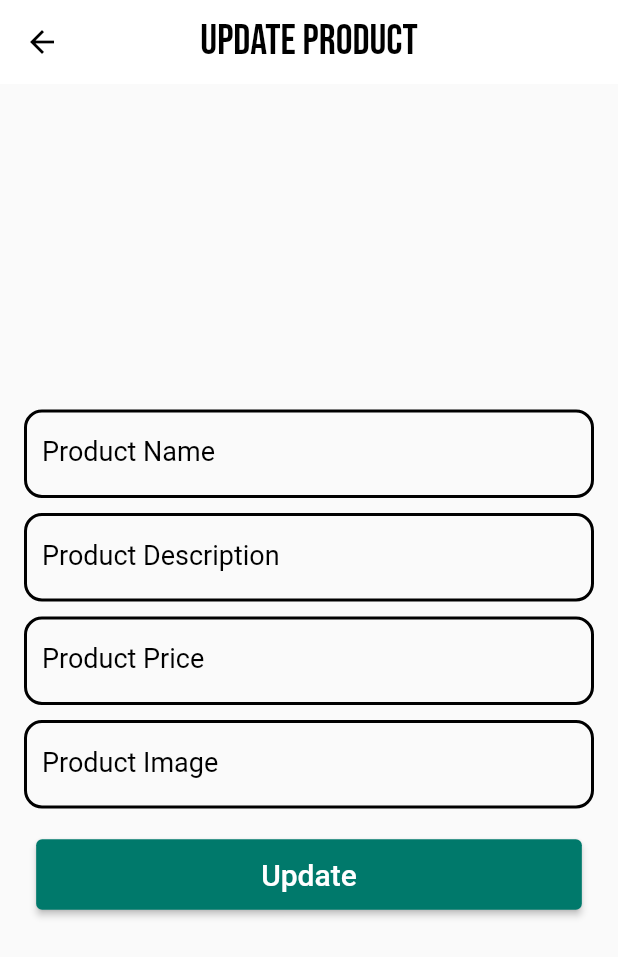
After one commit to Ahmeddsanad/store_app, a Flutter app: the UpdateScreen screen opened by its route, on a phone screen of 412 x 824 dp. The commit adds this screen. Shown: the top 957 px of the screen. Run offline on Flutter 3.47's test engine with Material 2 defaults, Android fonts, the phone set to English and light mode, and no system bars; our stand-ins replace font_awesome_flutter; network calls fail.

Commit message:
update_product_ui

```diff
--- a/lib/main.dart
+++ b/lib/main.dart
@@ -1,6 +1,7 @@
 import 'package:flutter/material.dart';
 import 'package:http/http.dart' as http;
 import 'package:store_app/screens/home_screen.dart';
+import 'package:store_app/screens/update_product_screen.dart';
 
 void main() {
   runApp(const StoreApp());
@@ -15,6 +16,7 @@ class StoreApp extends StatelessWidget {
       debugShowCheckedModeBanner: false,
       routes: {
         HomeScreen.id: (context) => const HomeScreen(),
+        UpdateScreen.id: (context) => const UpdateScreen(),
       },
       initialRoute: HomeScreen.id,
     );
--- a/lib/screens/home_screen.dart
+++ b/lib/screens/home_screen.dart
@@ -49,7 +49,8 @@ class HomeScreen extends StatelessWidget {
                   return GridView.builder(
                     physics: const BouncingScrollPhysics(),
                     clipBehavior: Clip.none,
-                    gridDelegate: SliverGridDelegateWithFixedCrossAxisCount(
+                    gridDelegate:
+                        const SliverGridDelegateWithFixedCrossAxisCount(
                       crossAxisCount: 2,
                       childAspectRatio: 1.5,
                       crossAxisSpacing: 10,
@@ -61,8 +62,8 @@ class HomeScreen extends StatelessWidget {
                     itemCount: products.length,
                   );
                 } else {
-                  print(AllProductsService().getAllProduct());
-                  return Center(
+                  // print(AllProductsService().getAllProduct());
+                  return const Center(
                       heightFactor: 30,
                       child: CircularProgressIndicator(
                         color: Colors.black,
--- /dev/null
+++ b/lib/screens/update_product_screen.dart
@@ -0,0 +1,75 @@
+import 'package:flutter/material.dart';
+import 'package:font_awesome_flutter/font_awesome_flutter.dart';
+import 'package:store_app/widgets/custom_buttonItem.dart';
+import 'package:store_app/widgets/custom_textformfield.dart';
+
+class UpdateScreen extends StatelessWidget {
+  const UpdateScreen({super.key});
+
+  static String id = 'UpdateProduct';
+
+  @override
+  Widget build(BuildContext context) {
+    return Scaffold(
+      appBar: AppBar(
+        backgroundColor: Colors.white,
+        elevation: 0,
+        centerTitle: true,
+        title: const Text(
+          'Update Product',
+          style: TextStyle(
+            color: Colors.black,
+            fontFamily: 'BebasNeue',
+            fontSize: 28,
+          ),
+        ),
+        leading: GestureDetector(
+          onTap: () {
+            Navigator.pop(context);
+          },
+          child: const Icon(
+            Icons.arrow_back_outlined,
+            color: Colors.black,
+          ),
+        ),
+      ),
+      body: Padding(
+        padding: const EdgeInsets.all(16.0),
+        child: Column(
+          mainAxisAlignment: MainAxisAlignment.center,
+          children: [
+            TextFormFieldItem(
+              text: 'Product Name',
+            ),
+            const SizedBox(
+              height: 10,
+            ),
+            TextFormFieldItem(
+              text: 'Product Description',
+            ),
+            const SizedBox(
+              height: 10,
+            ),
+            TextFormFieldItem(
+              text: 'Product Price',
+            ),
+            const SizedBox(
+              height: 10,
+            ),
+            TextFormFieldItem(
+              text: 'Product Image',
+            ),
+            const SizedBox(
+              height: 20,
+            ),
+            ButtonItem(
+              text: 'Update',
+              function: () {},
+              horizontalSymmetric: 150,
+            ),
+          ],
+        ),
+      ),
+    );
+  }
+}
--- /dev/null
+++ b/lib/widgets/custom_buttonItem.dart
@@ -0,0 +1,26 @@
+// ignore_for_file: unnecessary_string_interpolations
+
+import 'package:flutter/material.dart';
+
+Widget ButtonItem({
+  required VoidCallback function,
+  required String text,
+  required double horizontalSymmetric,
+}) =>
+    ElevatedButton(
+      style: TextButton.styleFrom(
+        backgroundColor: Colors.teal[700],
+        padding: EdgeInsets.symmetric(
+          horizontal: horizontalSymmetric,
+          vertical: 12,
+        ),
+      ),
+      onPressed: function,
+      child: Text(
+        '$text',
+        style: const TextStyle(
+          color: Colors.white,
+          fontSize: 20.0,
+        ),
+      ),
+    );
--- a/lib/widgets/custom_card.dart
+++ b/lib/widgets/custom_card.dart
@@ -1,6 +1,7 @@
 import 'package:flutter/cupertino.dart';
 import 'package:flutter/material.dart';
 import 'package:store_app/models/product_model.dart';
+import 'package:store_app/screens/update_product_screen.dart';
 
 class CustomCard extends StatelessWidget {
   CustomCard({super.key, required this.products});
@@ -9,7 +10,11 @@ class CustomCard extends StatelessWidget {
 
   @override
   Widget build(BuildContext context) {
-    return Stack(
+    return GestureDetector(
+      onTap: () {
+        Navigator.pushNamed(context, UpdateScreen.id);
+      },
+      child: Stack(
         clipBehavior: Clip.none,
         children: [
           Container(
@@ -79,6 +84,7 @@ class CustomCard extends StatelessWidget {
             ),
           ),
         ],
+      ),
     );
   }
 }
--- /dev/null
+++ b/lib/widgets/custom_textformfield.dart
@@ -0,0 +1,71 @@
+import 'package:flutter/material.dart';
+
+Widget TextFormFieldItem({
+  required String text,
+  TextEditingController? controller,
+  Function(String)? onChanged,
+  String? Function(String?)? validator,
+  bool isObscureText = false,
+  bool isPasswordField = false,
+  Widget? SuffixIcon,
+}) {
+  return TextFormField(
+    obscureText: isObscureText,
+    onChanged: onChanged,
+    validator: validator,
+    controller: controller,
+    decoration: InputDecoration(
+      suffixIcon: SuffixIcon,
+      focusedErrorBorder: OutlineInputBorder(
+        borderSide: const BorderSide(
+          color: Colors.black,
+          width: 2.0,
+        ),
+        borderRadius: BorderRadius.circular(
+          12.0,
+        ),
+      ),
+      errorBorder: OutlineInputBorder(
+        borderSide: const BorderSide(
+          color: Colors.black,
+          width: 2.0,
+        ),
+        borderRadius: BorderRadius.circular(
+          12.0,
+        ),
+      ),
+      errorStyle: const TextStyle(
+        fontSize: 18.0,
+        fontWeight: FontWeight.bold,
+      ),
+      enabledBorder: OutlineInputBorder(
+        borderSide: const BorderSide(
+          color: Colors.black,
+          width: 2.0,
+        ),
+        borderRadius: BorderRadius.circular(
+          12.0,
+        ),
+      ),
+      focusedBorder: OutlineInputBorder(
+        borderSide: const BorderSide(
+          color: Colors.black54,
+          width: 2.0,
+        ),
+        borderRadius: BorderRadius.circular(
+          12.0,
+        ),
+      ),
+      label: Text(
+        '$text',
+        style: const TextStyle(
+          color: Colors.black,
+          fontSize: 18.0,
+        ),
+      ),
+    ),
+    style: const TextStyle(
+      color: Colors.black,
+    ),
+  );
+}
```
Lines whose indentation alone changed are shown as unchanged.
